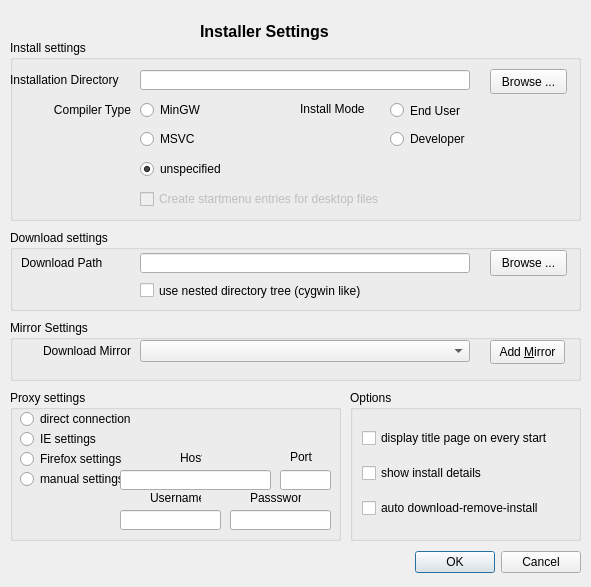
KDE/kdewin-installer, file gui/settingspage.ui: the form before one commit.
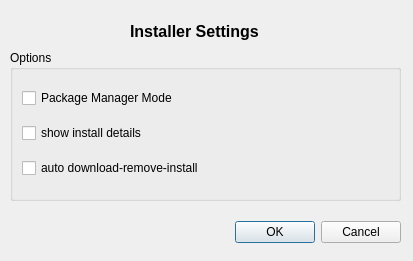
The form after the commit.

Commit message: - removed duplicated parts from settings dialog - disabled settings dialog completly because it is obsolate

What changed in the file:
```diff
--- a/gui/settingspage.ui
+++ b/gui/settingspage.ui
@@ -5,8 +5,8 @@
    <rect>
     <x>0</x>
     <y>0</y>
-    <width>591</width>
-    <height>587</height>
+    <width>413</width>
+    <height>261</height>
    </rect>
   </property>
   <property name="windowTitle" >
@@ -18,7 +18,7 @@
   <widget class="QLabel" name="label_2" >
    <property name="geometry" >
     <rect>
-     <x>200</x>
+     <x>130</x>
      <y>10</y>
      <width>301</width>
      <height>43</height>
@@ -40,9 +40,9 @@
   <widget class="QGroupBox" name="optionsGroupBox" >
    <property name="geometry" >
     <rect>
-     <x>350</x>
-     <y>390</y>
-     <width>231</width>
+     <x>10</x>
+     <y>50</y>
+     <width>391</width>
      <height>151</height>
     </rect>
    </property>
@@ -68,7 +68,7 @@
     <item>
      <widget class="QCheckBox" name="displayTitlePage" >
       <property name="text" >
-       <string>display title page on every start</string>
+       <string>Package Manager Mode</string>
       </property>
      </widget>
     </item>
@@ -100,171 +100,11 @@
     </item>
    </layout>
   </widget>
-  <widget class="QGroupBox" name="proxyGroupBox" >
-   <property name="geometry" >
-    <rect>
-     <x>10</x>
-     <y>390</y>
-     <width>331</width>
-     <height>151</height>
-    </rect>
-   </property>
-   <property name="title" >
-    <string>Proxy settings</string>
-   </property>
-   <widget class="QRadioButton" name="proxyOff" >
-    <property name="geometry" >
-     <rect>
-      <x>10</x>
-      <y>20</y>
-      <width>141</width>
-      <height>18</height>
-     </rect>
-    </property>
-    <property name="text" >
-     <string>direct connection</string>
-    </property>
-   </widget>
-   <widget class="QRadioButton" name="proxyIE" >
-    <property name="enabled" >
-     <bool>true</bool>
-    </property>
-    <property name="geometry" >
-     <rect>
-      <x>10</x>
-      <y>40</y>
-      <width>83</width>
-      <height>18</height>
-     </rect>
-    </property>
-    <property name="text" >
-     <string>IE settings</string>
-    </property>
-   </widget>
-   <widget class="QRadioButton" name="proxyManual" >
-    <property name="geometry" >
-     <rect>
-      <x>10</x>
-      <y>80</y>
-      <width>101</width>
-      <height>18</height>
-     </rect>
-    </property>
-    <property name="text" >
-     <string>manual settings</string>
-    </property>
-   </widget>
-   <widget class="QLineEdit" name="proxyHost" >
-    <property name="geometry" >
-     <rect>
-      <x>110</x>
-      <y>80</y>
-      <width>151</width>
-      <height>20</height>
-     </rect>
-    </property>
-   </widget>
-   <widget class="QLineEdit" name="proxyPort" >
-    <property name="geometry" >
-     <rect>
-      <x>270</x>
-      <y>80</y>
-      <width>51</width>
-      <height>20</height>
-     </rect>
-    </property>
-   </widget>
-   <widget class="QLabel" name="label_4" >
-    <property name="geometry" >
-     <rect>
-      <x>170</x>
-      <y>60</y>
-      <width>22</width>
-      <height>16</height>
-     </rect>
-    </property>
-    <property name="text" >
-     <string>Host</string>
-    </property>
-   </widget>
-   <widget class="QLabel" name="label_5" >
-    <property name="geometry" >
-     <rect>
-      <x>280</x>
-      <y>60</y>
-      <width>46</width>
-      <height>14</height>
-     </rect>
-    </property>
-    <property name="text" >
-     <string>Port</string>
-    </property>
-   </widget>
-   <widget class="QRadioButton" name="proxyFireFox" >
-    <property name="geometry" >
-     <rect>
-      <x>10</x>
-      <y>60</y>
-      <width>111</width>
-      <height>18</height>
-     </rect>
-    </property>
-    <property name="text" >
-     <string>Firefox settings</string>
-    </property>
-   </widget>
-   <widget class="QLineEdit" name="proxyUserName" >
-    <property name="geometry" >
-     <rect>
-      <x>110</x>
-      <y>120</y>
-      <width>101</width>
-      <height>20</height>
-     </rect>
-    </property>
-   </widget>
-   <widget class="QLabel" name="label_9" >
-    <property name="geometry" >
-     <rect>
-      <x>140</x>
-      <y>100</y>
-      <width>51</width>
-      <height>16</height>
-     </rect>
-    </property>
-    <property name="text" >
-     <string>Username</string>
-    </property>
-   </widget>
-   <widget class="QLabel" name="label_10" >
-    <property name="geometry" >
-     <rect>
-      <x>240</x>
-      <y>100</y>
-      <width>51</width>
-      <height>16</height>
-     </rect>
-    </property>
-    <property name="text" >
-     <string>Passsword</string>
-    </property>
-   </widget>
-   <widget class="QLineEdit" name="proxyPassword" >
-    <property name="geometry" >
-     <rect>
-      <x>220</x>
-      <y>120</y>
-      <width>101</width>
-      <height>20</height>
-     </rect>
-    </property>
-   </widget>
-  </widget>
   <widget class="QDialogButtonBox" name="buttonBox" >
    <property name="geometry" >
     <rect>
-     <x>390</x>
-     <y>550</y>
+     <x>210</x>
+     <y>220</y>
      <width>191</width>
      <height>25</height>
     </rect>
@@ -276,344 +116,6 @@
     <set>QDialogButtonBox::Cancel|QDialogButtonBox::NoButton|QDialogButtonBox::Ok</set>
    </property>
   </widget>
-  <widget class="QGroupBox" name="installGroupBox" >
-   <property name="geometry" >
-    <rect>
-     <x>10</x>
-     <y>40</y>
-     <width>571</width>
-     <height>181</height>
-    </rect>
-   </property>
-   <property name="toolTip" >
-    <string>&lt;html>&lt;head>&lt;meta name="qrichtext" content="1" />&lt;style type="text/css">
-p, li { white-space: pre-wrap; }
-&lt;/style>&lt;/head>&lt;body style=" font-family:'MS Shell Dlg 2'; font-size:8.25pt; font-weight:400; font-style:normal;">
-&lt;p style="-qt-paragraph-type:empty; margin-top:0px; margin-bottom:0px; margin-left:0px; margin-right:0px; -qt-block-indent:0; text-indent:0px; font-size:8pt;">&lt;/p>&lt;/body>&lt;/html></string>
-   </property>
-   <property name="title" >
-    <string>Install settings</string>
-   </property>
-   <widget class="QLabel" name="label" >
-    <property name="geometry" >
-     <rect>
-      <x>0</x>
-      <y>30</y>
-      <width>121</width>
-      <height>20</height>
-     </rect>
-    </property>
-    <property name="toolTip" >
-     <string>&lt;html>&lt;head>&lt;meta name="qrichtext" content="1" />&lt;style type="text/css">
-p, li { white-space: pre-wrap; }
-&lt;/style>&lt;/head>&lt;body style=" font-family:'MS Shell Dlg 2'; font-size:8.25pt; font-weight:400; font-style:normal;">
-&lt;p style=" margin-top:0px; margin-bottom:0px; margin-left:0px; margin-right:0px; -qt-block-indent:0; text-indent:0px;">In this directory KDE applications will be installed. &lt;/p>&lt;/body>&lt;/html></string>
-    </property>
-    <property name="text" >
-     <string>Installation Directory</string>
-    </property>
-   </widget>
-   <widget class="QLineEdit" name="rootPathEdit" >
-    <property name="geometry" >
-     <rect>
-      <x>130</x>
-      <y>30</y>
-      <width>330</width>
-      <height>20</height>
-     </rect>
-    </property>
-   </widget>
-   <widget class="QPushButton" name="rootPathSelect" >
-    <property name="geometry" >
-     <rect>
-      <x>480</x>
-      <y>29</y>
-      <width>77</width>
-      <height>25</height>
-     </rect>
-    </property>
-    <property name="text" >
-     <string>Browse ...</string>
-    </property>
-   </widget>
-   <widget class="QLabel" name="label_6" >
-    <property name="geometry" >
-     <rect>
-      <x>30</x>
-      <y>60</y>
-      <width>91</width>
-      <height>20</height>
-     </rect>
-    </property>
-    <property name="toolTip" >
-     <string>&lt;html>&lt;head>&lt;meta name="qrichtext" content="1" />&lt;style type="text/css">
-p, li { white-space: pre-wrap; }
-&lt;/style>&lt;/head>&lt;body style=" font-family:'MS Shell Dlg 2'; font-size:8.25pt; font-weight:400; font-style:normal;">
-&lt;p style=" margin-top:0px; margin-bottom:0px; margin-left:0px; margin-right:0px; -qt-block-indent:0; text-indent:0px; font-size:8pt;">KDE on windows supports mingw and msvc compiler. Because packages containing c++ code are binary incompatible between compilers, this option let you preselect the type of compiler. If a specific compiler is selected, packages build for other compiler are invisible. &lt;/p>
-&lt;p style="-qt-paragraph-type:empty; margin-top:0px; margin-bottom:0px; margin-left:0px; margin-right:0px; -qt-block-indent:0; text-indent:0px; font-size:8pt;">&lt;/p>
-&lt;p style=" margin-top:0px; margin-bottom:0px; margin-left:0px; margin-right:0px; -qt-block-indent:0; text-indent:0px; font-size:8pt;">Warning: Using the &lt;span style=" font-weight:600;">unspecified&lt;/span> type you should really know which packages are intended for which compiler, otherwise you may corrupt your installation. &lt;/p>&lt;/body>&lt;/html></string>
-    </property>
-    <property name="text" >
-     <string>Compiler Type</string>
-    </property>
-    <property name="alignment" >
-     <set>Qt::AlignRight|Qt::AlignTrailing|Qt::AlignVCenter</set>
-    </property>
-   </widget>
-   <widget class="QRadioButton" name="compilerMinGW" >
-    <property name="geometry" >
-     <rect>
-      <x>130</x>
-      <y>61</y>
-      <width>81</width>
-      <height>18</height>
-     </rect>
-    </property>
-    <property name="text" >
-     <string>MinGW</string>
-    </property>
-   </widget>
-   <widget class="QRadioButton" name="compilerMSVC" >
-    <property name="geometry" >
-     <rect>
-      <x>130</x>
-      <y>90</y>
-      <width>81</width>
-      <height>18</height>
-     </rect>
-    </property>
-    <property name="text" >
-     <string>MSVC</string>
-    </property>
-   </widget>
-   <widget class="QRadioButton" name="compilerUnspecified" >
-    <property name="enabled" >
-     <bool>true</bool>
-    </property>
-    <property name="geometry" >
-     <rect>
-      <x>130</x>
-      <y>120</y>
-      <width>101</width>
-      <height>18</height>
-     </rect>
-    </property>
-    <property name="text" >
-     <string>unspecified</string>
-    </property>
-    <property name="checked" >
-     <bool>true</bool>
-    </property>
-   </widget>
-   <widget class="QCheckBox" name="createStartMenuEntries" >
-    <property name="enabled" >
-     <bool>false</bool>
-    </property>
-    <property name="geometry" >
-     <rect>
-      <x>130</x>
-      <y>150</y>
-      <width>340</width>
-      <height>18</height>
-     </rect>
-    </property>
-    <property name="text" >
-     <string>Create startmenu entries for desktop files</string>
-    </property>
-   </widget>
-   <widget class="QRadioButton" name="installModeEndUser" >
-    <property name="geometry" >
-     <rect>
-      <x>380</x>
-      <y>60</y>
-      <width>101</width>
-      <height>21</height>
-     </rect>
-    </property>
-    <property name="text" >
-     <string>End User</string>
-    </property>
-   </widget>
-   <widget class="QRadioButton" name="installModeDeveloper" >
-    <property name="geometry" >
-     <rect>
-      <x>380</x>
-      <y>90</y>
-      <width>111</width>
-      <height>18</height>
-     </rect>
-    </property>
-    <property name="text" >
-     <string>Developer</string>
-    </property>
-    <property name="checked" >
-     <bool>false</bool>
-    </property>
-   </widget>
-   <widget class="QLabel" name="label_11" >
-    <property name="geometry" >
-     <rect>
-      <x>290</x>
-      <y>60</y>
-      <width>81</width>
-      <height>18</height>
-     </rect>
-    </property>
-    <property name="toolTip" >
-     <string>&lt;html>&lt;head>&lt;meta name="qrichtext" content="1" />&lt;style type="text/css">
-p, li { white-space: pre-wrap; }
-&lt;/style>&lt;/head>&lt;body style=" font-family:'MS Shell Dlg 2'; font-size:8.25pt; font-weight:400; font-style:normal;">
-&lt;p style=" margin-top:0px; margin-bottom:0px; margin-left:0px; margin-right:0px; -qt-block-indent:0; text-indent:0px; font-size:8pt;">The install mode determines which paket components are installable. &lt;/p>
-&lt;p style=" margin-top:0px; margin-bottom:0px; margin-left:0px; margin-right:0px; -qt-block-indent:0; text-indent:0px; font-size:8pt;">In &lt;span style=" font-weight:600;">End User mode&lt;/span> only components required for running application are installable, in &lt;span style=" font-weight:600;">Developer mode&lt;/span> development files and sources are installable too.&lt;/p>
-&lt;p style="-qt-paragraph-type:empty; margin-top:0px; margin-bottom:0px; margin-left:0px; margin-right:0px; -qt-block-indent:0; text-indent:0px; font-size:8pt;">&lt;/p>
-&lt;p style=" margin-top:0px; margin-bottom:0px; margin-left:0px; margin-right:0px; -qt-block-indent:0; text-indent:0px; font-size:8pt;">&lt;span style=" font-weight:600;">Warning: &lt;/span>Changing the install mode after packages are already installed may result in a non usable installation&lt;/p>&lt;/body>&lt;/html></string>
-    </property>
-    <property name="text" >
-     <string>Install Mode</string>
-    </property>
-   </widget>
-  </widget>
-  <widget class="QGroupBox" name="downloadGroupBox" >
-   <property name="geometry" >
-    <rect>
-     <x>10</x>
-     <y>230</y>
-     <width>571</width>
-     <height>81</height>
-    </rect>
-   </property>
-   <property name="title" >
-    <string>Download settings</string>
-   </property>
-   <widget class="QLineEdit" name="tempPathEdit" >
-    <property name="enabled" >
-     <bool>true</bool>
-    </property>
-    <property name="geometry" >
-     <rect>
-      <x>130</x>
-      <y>23</y>
-      <width>330</width>
-      <height>20</height>
-     </rect>
-    </property>
-   </widget>
-   <widget class="QCheckBox" name="nestedDownloadTree" >
-    <property name="geometry" >
-     <rect>
-      <x>130</x>
-      <y>51</y>
-      <width>316</width>
-      <height>19</height>
-     </rect>
-    </property>
-    <property name="toolTip" >
-     <string>&lt;html>&lt;head>&lt;meta name="qrichtext" content="1" />&lt;style type="text/css">
-p, li { white-space: pre-wrap; }
-&lt;/style>&lt;/head>&lt;body style=" font-family:'MS Shell Dlg 2'; font-size:8.25pt; font-weight:400; font-style:normal; text-decoration:none;">
-&lt;p style=" margin-top:0px; margin-bottom:0px; margin-left:0px; margin-right:0px; -qt-block-indent:0; text-indent:0px; font-size:8pt;">nested directory tree means to place every downloaded file into a separate sub directory. &lt;/p>
-&lt;p style=" margin-top:0px; margin-bottom:0px; margin-left:0px; margin-right:0px; -qt-block-indent:0; text-indent:0px; font-size:8pt;">If checked the file dbus-1.2.3-bin.zip for example would be placed into the subdirectory dbus/dbus-1.2.3. &lt;/p>
-&lt;p style=" margin-top:0px; margin-bottom:0px; margin-left:0px; margin-right:0px; -qt-block-indent:0; text-indent:0px; font-size:8pt;">If this option is not ckecked all downloaded files are placed directly into the package download path. &lt;/p>
-&lt;p style="-qt-paragraph-type:empty; margin-top:0px; margin-bottom:0px; margin-left:0px; margin-right:0px; -qt-block-indent:0; text-indent:0px; font-size:8pt;">&lt;/p>&lt;/body>&lt;/html></string>
-    </property>
-    <property name="text" >
-     <string>use nested directory tree (cygwin like)</string>
-    </property>
-   </widget>
-   <widget class="QLabel" name="label_3" >
-    <property name="geometry" >
-     <rect>
-      <x>11</x>
-      <y>20</y>
-      <width>114</width>
-      <height>26</height>
-     </rect>
-    </property>
-    <property name="toolTip" >
-     <string>&lt;html>&lt;head>&lt;meta name="qrichtext" content="1" />&lt;style type="text/css">
-p, li { white-space: pre-wrap; }
-&lt;/style>&lt;/head>&lt;body style=" font-family:'MS Shell Dlg 2'; font-size:8.25pt; font-weight:400; font-style:normal;">
-&lt;p style=" margin-top:0px; margin-bottom:0px; margin-left:0px; margin-right:0px; -qt-block-indent:0; text-indent:0px;">In this location all downloaded files and archives are temporary saved&lt;/p>&lt;/body>&lt;/html></string>
-    </property>
-    <property name="text" >
-     <string>Download Path</string>
-    </property>
-   </widget>
-   <widget class="QPushButton" name="tempPathSelect" >
-    <property name="enabled" >
-     <bool>true</bool>
-    </property>
-    <property name="geometry" >
-     <rect>
-      <x>480</x>
-      <y>20</y>
-      <width>77</width>
-      <height>26</height>
-     </rect>
-    </property>
-    <property name="text" >
-     <string>Browse ...</string>
-    </property>
-   </widget>
-  </widget>
-  <widget class="QGroupBox" name="mirrorGroupBox" >
-   <property name="geometry" >
-    <rect>
-     <x>10</x>
-     <y>320</y>
-     <width>571</width>
-     <height>61</height>
-    </rect>
-   </property>
-   <property name="title" >
-    <string>Mirror Settings</string>
-   </property>
-   <widget class="QComboBox" name="downloadMirror" >
-    <property name="geometry" >
-     <rect>
-      <x>130</x>
-      <y>20</y>
-      <width>330</width>
-      <height>22</height>
-     </rect>
-    </property>
-   </widget>
-   <widget class="QLabel" name="downloadMirrorLabel" >
-    <property name="geometry" >
-     <rect>
-      <x>20</x>
-      <y>18</y>
-      <width>101</width>
-      <height>26</height>
-     </rect>
-    </property>
-    <property name="toolTip" >
-     <string>&lt;html>&lt;head>&lt;meta name="qrichtext" content="1" />&lt;style type="text/css">
-p, li { white-space: pre-wrap; }
-&lt;/style>&lt;/head>&lt;body style=" font-family:'MS Shell Dlg 2'; font-size:8.25pt; font-weight:400; font-style:normal;">
-&lt;p style=" margin-top:0px; margin-bottom:0px; margin-left:0px; margin-right:0px; -qt-block-indent:0; text-indent:0px;">There are several download mirrors available. You can select one of them. &lt;/p>&lt;/body>&lt;/html></string>
-    </property>
-    <property name="text" >
-     <string>Download Mirror</string>
-    </property>
-    <property name="alignment" >
-     <set>Qt::AlignRight|Qt::AlignTrailing|Qt::AlignVCenter</set>
-    </property>
-   </widget>
-   <widget class="QPushButton" name="addMirrorButton" >
-    <property name="geometry" >
-     <rect>
-      <x>480</x>
-      <y>20</y>
-      <width>75</width>
-      <height>24</height>
-     </rect>
-    </property>
-    <property name="text" >
-     <string>Add &amp;Mirror</string>
-    </property>
-   </widget>
-  </widget>
  </widget>
  <tabstops>
   <tabstop>rootPathEdit</tabstop>
```
Left out of the diff: 21 changed lines with no effect on the pictures. The commit also changes 3 other files.
